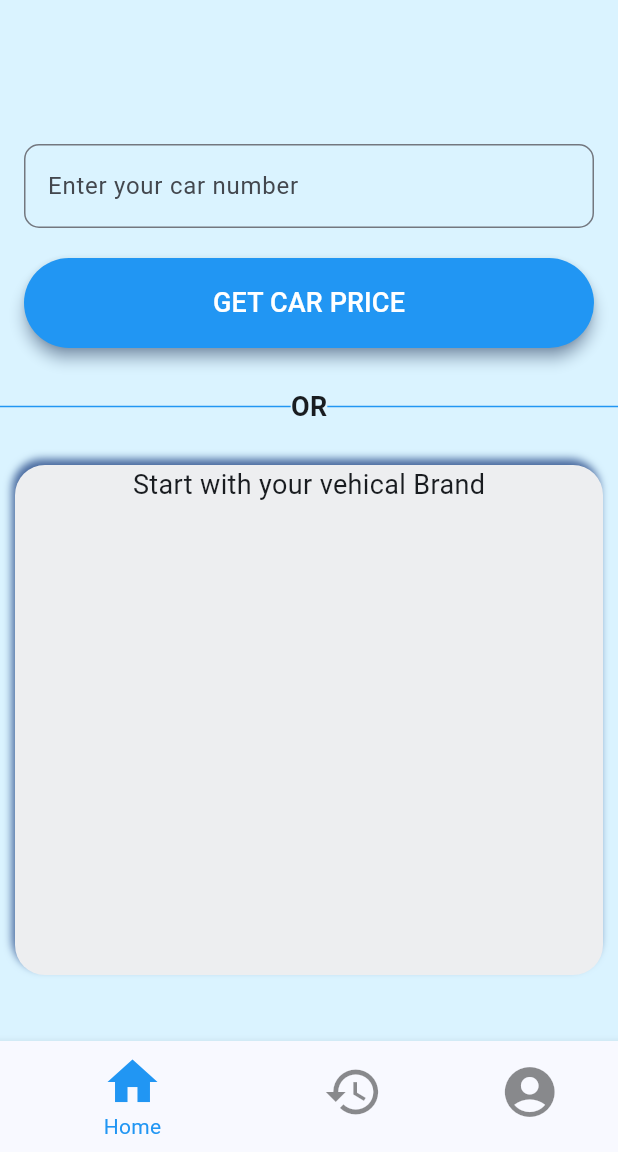
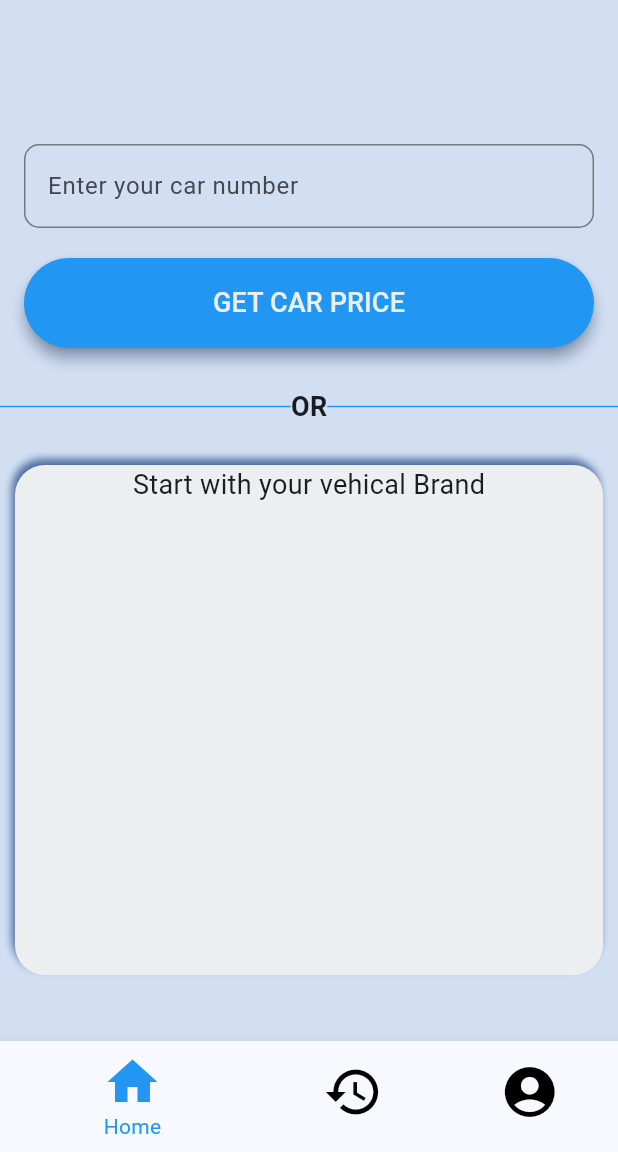
Before and after one commit to YesShubham01/Bullet-24, a Flutter app: the screen it shows after launch, after a tap on "Continue", on a phone screen of 412 x 824 dp, the part 84-1236 px from its top. Run offline on Flutter 3.47's test engine with Material 2 defaults, Android fonts, the phone set to English and light mode, and no system bars; missing offline and left inert: dart:ffi.

Commit message:
theme changes

```diff
--- a/lib/Pages/BuyScreen/Favourite Page/favourite_page.dart
+++ b/lib/Pages/BuyScreen/Favourite Page/favourite_page.dart
@@ -1,3 +1,4 @@
+import 'package:bullet24/Res/Theme/theme.dart';
 import 'package:flutter/material.dart';
 
 class FavouritePage extends StatefulWidget {
@@ -10,8 +11,8 @@ class FavouritePage extends StatefulWidget {
 class _FavouritePageState extends State<FavouritePage> {
   @override
   Widget build(BuildContext context) {
-    return const Scaffold(
-      backgroundColor: Colors.pink,
+    return  Scaffold(
+      backgroundColor: fav_BG,
     );
   }
 }
--- a/lib/Pages/BuyScreen/Profile Page/profile_page.dart
+++ b/lib/Pages/BuyScreen/Profile Page/profile_page.dart
@@ -1,3 +1,4 @@
+import 'package:bullet24/Res/Theme/theme.dart';
 import 'package:flutter/material.dart';
 
 class ProfilePage extends StatefulWidget {
@@ -10,8 +11,8 @@ class ProfilePage extends StatefulWidget {
 class _ProfilePageState extends State<ProfilePage> {
   @override
   Widget build(BuildContext context) {
-    return const Scaffold(
-      backgroundColor: Colors.green,
+    return  Scaffold(
+      backgroundColor:pf_BG,
     );
   }
 }
--- a/lib/Pages/BuyScreen/buy_screen.dart
+++ b/lib/Pages/BuyScreen/buy_screen.dart
@@ -1,6 +1,7 @@
 import 'package:bullet24/Pages/BuyScreen/Favourite%20Page/favourite_page.dart';
 import 'package:bullet24/Pages/BuyScreen/Home%20Page/homepage.dart';
 import 'package:bullet24/Pages/BuyScreen/Profile%20Page/profile_page.dart';
+import 'package:bullet24/Res/Theme/theme.dart';
 import 'package:flutter/material.dart';
 
 class BuyScreen extends StatefulWidget {
@@ -69,8 +70,8 @@ class _BuyScreenState extends State<BuyScreen> {
           ],
           type: BottomNavigationBarType.shifting,
           currentIndex: _selectedIndex,
-          selectedItemColor: Colors.blue,
-          unselectedItemColor: Colors.black45,
+          selectedItemColor:B_TNAV_COLOR,
+          unselectedItemColor: B_BNAV_COLOR,
           iconSize: 40,
           onTap: _onItemTapped,
           elevation: 5),
--- a/lib/Pages/Select Page/Support Widget/animated_continue_button.dart
+++ b/lib/Pages/Select Page/Support Widget/animated_continue_button.dart
@@ -1,3 +1,4 @@
+import 'package:bullet24/Res/Theme/theme.dart';
 import 'package:flutter/material.dart';
 
 class AnimatedContinueButton extends StatefulWidget {
@@ -21,16 +22,16 @@ class _AnimatedContinueButtonState extends State<AnimatedContinueButton> {
         height: widget.active ? 60 : 50,
         decoration: ShapeDecoration(
           color: widget.active
-              ? const Color.fromARGB(255, 81, 133, 219)
-              : const Color(0xFFA7B3C6),
+              ? Continue_active
+              : Continue_false,
           shape: RoundedRectangleBorder(
             borderRadius: BorderRadius.circular(10),
           ),
           shadows: [
             BoxShadow(
               color: widget.active
-                  ? const Color(0xFF0A2E68)
-                  : const Color(0xFF496A9F),
+                  ? BS_Cshadow_active_color
+                  : shadow_false,
               blurRadius: 4,
               offset: const Offset(-2, 6),
               spreadRadius: 0,
--- a/lib/Pages/Select Page/Support Widget/option_1_buy.dart
+++ b/lib/Pages/Select Page/Support Widget/option_1_buy.dart
@@ -1,3 +1,4 @@
+import 'package:bullet24/Res/Theme/theme.dart';
 import 'package:flutter/material.dart';
 
 class OptionBuy extends StatefulWidget {
@@ -23,14 +24,14 @@ class _OptionBuyState extends State<OptionBuy> {
             height: widget.active ? 140 : 120,
             decoration: ShapeDecoration(
               color: widget.active
-                  ? const Color.fromARGB(255, 210, 223, 243)
-                  : const Color(0xFFEDEEF0),
+                  ? BS_button_active_color
+                  : BS_FSG_button_false_color,
               shape: RoundedRectangleBorder(
                 borderRadius: BorderRadius.circular(20),
               ),
               shadows: [
                 BoxShadow(
-                  color: const Color(0xFF4D72AD),
+                  color: BS_subtitle_shadow_true_color,
                   blurRadius: 4,
                   offset: const Offset(-2, 6),
                   spreadRadius: widget.active ? 5 : 1,
@@ -47,8 +48,9 @@ class _OptionBuyState extends State<OptionBuy> {
               'Buy',
               style: TextStyle(
                 color: widget.active
-                    ? const Color(0xFF0A2E68)
-                    : const Color(0x99092D68),
+                    ?  BS_Cshadow_active_color
+
+                    : BS_false_color,
                 fontSize: 40,
                 fontFamily: 'Inter',
                 fontWeight: FontWeight.w700,
@@ -68,8 +70,8 @@ class _OptionBuyState extends State<OptionBuy> {
                 'Choose from certified vehicles.',
                 style: TextStyle(
                   color: widget.active
-                      ? const Color(0xFF4D72AD)
-                      : const Color(0x994D72AD),
+                      ? BS_subtitle_shadow_true_color
+                      : BS_subtitle_false_color,
                   fontSize: 16,
                   fontFamily: 'Inter',
                   fontWeight: FontWeight.w700,
--- a/lib/Pages/Select Page/Support Widget/option_2_sell.dart
+++ b/lib/Pages/Select Page/Support Widget/option_2_sell.dart
@@ -1,3 +1,4 @@
+import 'package:bullet24/Res/Theme/theme.dart';
 import 'package:flutter/material.dart';
 
 class OptionSell extends StatefulWidget {
@@ -25,14 +26,14 @@ class _OptionSellState extends State<OptionSell> {
               height: widget.active ? 140 : 120,
               decoration: ShapeDecoration(
                 color: widget.active
-                    ? const Color.fromARGB(255, 210, 223, 243)
-                    : const Color(0xFFEDEEF0),
+                    ? BS_button_active_color
+                    : BS_FSG_button_false_color,
                 shape: RoundedRectangleBorder(
                   borderRadius: BorderRadius.circular(20),
                 ),
                 shadows: [
                   BoxShadow(
-                    color: const Color(0xFF4D72AD),
+                    color: BS_subtitle_shadow_true_color,
                     blurRadius: 4,
                     offset: const Offset(-2, 6),
                     spreadRadius: widget.active ? 5 : 1,
@@ -49,8 +50,8 @@ class _OptionSellState extends State<OptionSell> {
                 'Sell',
                 style: TextStyle(
                   color: widget.active
-                      ? const Color(0xFF0A2E68)
-                      : const Color(0x99092D68),
+                      ? BS_Cshadow_active_color
+                      : BS_false_color,
                   fontSize: 40,
                   fontFamily: 'Inter',
                   fontWeight: FontWeight.w700,
@@ -70,8 +71,8 @@ class _OptionSellState extends State<OptionSell> {
                   'Get Best Price Online Instantly.',
                   style: TextStyle(
                     color: widget.active
-                        ? const Color(0xFF4D72AD)
-                        : const Color(0x994D72AD),
+                        ? BS_subtitle_shadow_true_color
+                        : BS_subtitle_false_color,
                     fontSize: 16,
                     fontFamily: 'Inter',
                     fontWeight: FontWeight.w700,
--- a/lib/Pages/SellScreen/Home Page/Support Widget/seller_homepage_or.dart
+++ b/lib/Pages/SellScreen/Home Page/Support Widget/seller_homepage_or.dart
@@ -1,3 +1,4 @@
+import 'package:bullet24/Res/Theme/theme.dart';
 import 'package:flutter/material.dart';
 
 class SellerHomePageOr extends StatelessWidget {
@@ -5,14 +6,14 @@ class SellerHomePageOr extends StatelessWidget {
 
   @override
   Widget build(BuildContext context) {
-    return const Padding(
+    return Padding(
       padding: EdgeInsets.symmetric(vertical: 10),
       child: Row(children: <Widget>[
         Expanded(
             child: Divider(
-          color: Colors.blue,
+          color:B_TNAV_COLOR,
         )),
-        Text(
+        const Text(
           "OR",
           style: TextStyle(
             fontSize: 18,
@@ -21,7 +22,7 @@ class SellerHomePageOr extends StatelessWidget {
         ),
         Expanded(
             child: Divider(
-          color: Colors.blue,
+          color: B_TNAV_COLOR,
         )),
       ]),
     );
--- a/lib/Pages/SellScreen/Home Page/Support Widget/start_with_car_brand.dart
+++ b/lib/Pages/SellScreen/Home Page/Support Widget/start_with_car_brand.dart
@@ -1,3 +1,4 @@
+import 'package:bullet24/Res/Theme/theme.dart';
 import 'package:flutter/material.dart';
 
 class StartSellingWithCarBrand extends StatefulWidget {
@@ -19,13 +20,13 @@ class _StartSellingWithCarBrandState extends State<StartSellingWithCarBrand> {
           width: width,
           height: 340,
           decoration: ShapeDecoration(
-            color: const Color(0xFFEDEEF0),
+            color: BS_FSG_button_false_color,
             shape: RoundedRectangleBorder(
               borderRadius: BorderRadius.circular(20),
             ),
-            shadows: const [
+            shadows:  [
               BoxShadow(
-                color: Color(0xFF496A9F),
+                color: shadow_false,
                 blurRadius: 4,
                 offset: Offset(-2, -4),
                 spreadRadius: 0,
--- a/lib/Pages/SellScreen/Home Page/Support Widget/start_with_car_number.dart
+++ b/lib/Pages/SellScreen/Home Page/Support Widget/start_with_car_number.dart
@@ -1,3 +1,4 @@
+import 'package:bullet24/Res/Theme/theme.dart';
 import 'package:flutter/material.dart';
 
 class StartSellingWithCarNumber extends StatefulWidget {
@@ -43,10 +44,10 @@ class _StartSellingWithCarNumberState extends State<StartSellingWithCarNumber> {
               },
               style: ElevatedButton.styleFrom(
                 backgroundColor:
-                    Colors.blue, // Set button background color to blue
-                foregroundColor: Colors.white,
+                    B_TNAV_COLOR, // Set button background color to blue
+                foregroundColor: BS_FSG_button_false_color,
                 elevation: 4, // Set elevation (shadow) for the button
-                shadowColor: const Color(0xFF496A9F), // Set shadow color
+                shadowColor: shadow_false, // Set shadow color
               ),
               child: const Text(
                 'GET CAR PRICE',
--- a/lib/Pages/SellScreen/sell_screen.dart
+++ b/lib/Pages/SellScreen/sell_screen.dart
@@ -1,4 +1,5 @@
 import 'package:bullet24/Pages/SellScreen/Home%20Page/seller_homepage.dart';
+import 'package:bullet24/Res/Theme/theme.dart';
 import 'package:flutter/material.dart';
 
 class SellScreen extends StatefulWidget {
@@ -26,7 +27,7 @@ class _SellScreenState extends State<SellScreen> {
   @override
   Widget build(BuildContext context) {
     return Scaffold(
-      backgroundColor: const Color.fromARGB(255, 218, 243, 255),
+      backgroundColor: BS_button_active_color,
       appBar: AppBar(
         centerTitle: true,
         title: const Text("Bullet 24"),
@@ -64,8 +65,8 @@ class _SellScreenState extends State<SellScreen> {
           ],
           type: BottomNavigationBarType.shifting,
           currentIndex: _selectedIndex,
-          selectedItemColor: Colors.blue,
-          unselectedItemColor: Colors.black45,
+          selectedItemColor: B_TNAV_COLOR,
+          unselectedItemColor: B_BNAV_COLOR,
           iconSize: 40,
           onTap: _onItemTapped,
           elevation: 5),
--- a/lib/Res/Theme/theme.dart
+++ b/lib/Res/Theme/theme.dart
@@ -1,3 +1,16 @@
 import 'package:flutter/material.dart';
 
 Color BG_THEME_COLOR = const Color.fromRGBO(226, 231, 239, 0.9);
+Color BS_Cshadow_active_color=const Color(0xFF0A2E68);
+Color BS_false_color=const Color(0x99092D68);
+Color BS_subtitle_shadow_true_color=const Color(0xFF4D72AD);
+Color BS_subtitle_false_color=const Color(0x994D72AD);
+Color BS_button_active_color=const Color.fromARGB(255, 210, 223, 243);
+Color BS_FSG_button_false_color=const Color(0xFFEDEEF0);
+Color Continue_active=const Color.fromARGB(255, 81, 133, 219);
+Color Continue_false=const Color(0xFFA7B3C6);
+Color shadow_false=const Color(0xFF496A9F);
+Color B_TNAV_COLOR=Colors.blue;
+Color B_BNAV_COLOR=Colors.black;
+Color fav_BG=Colors.pink;
+Color pf_BG=Colors.green;
```
Also changed, not shown: lib/Pages/BuyScreen/Support Widget/Hot Deals Section/hot_deal_card.dart (+4 -3 lines), lib/Pages/BuyScreen/Support Widget/Suggestions Section/item_tile.dart (+8 -5 lines), lib/Pages/BuyScreen/Support Widget/filter_icon.dart (+4 -3 lines), pubspec.lock.
